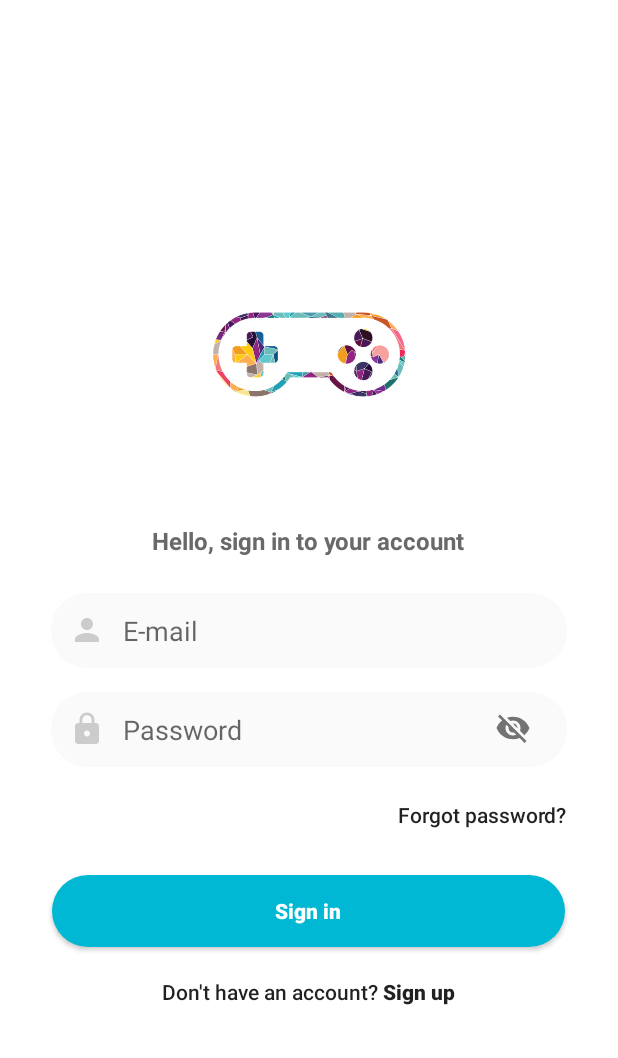
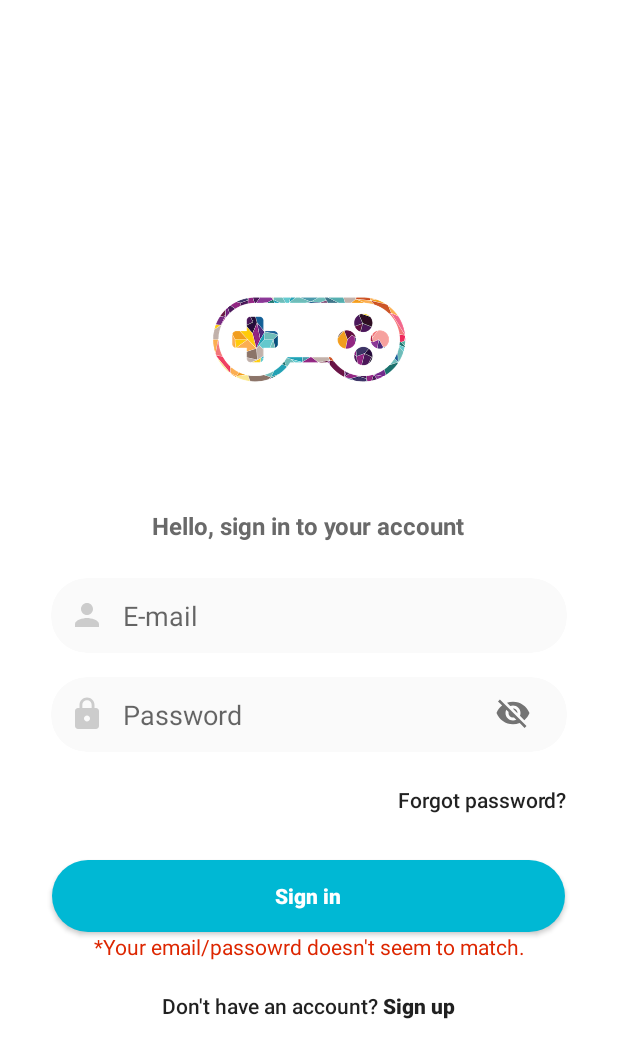
Before and after one commit to surya-teja-222/Vehicular-Pollution-Analysis-using-ML, an Android app: the LoginActivity screen opened directly, with no data from a screen before it, after a tap on "Sign in", on a phone screen of 412 x 824 dp. Shown: the top 1058 px of the screen. Run offline under Robolectric (Android 15) with nearby library versions, the light colour scheme and no system bars; Roboto replaces fonts that are not available here; 2 other taps on this screen came first.

Commit message:
incorrect password Warning Update

```diff
--- a/app/src/main/java/com/pollutionmonitor/LoginActivity.java
+++ b/app/src/main/java/com/pollutionmonitor/LoginActivity.java
@@ -26,6 +26,7 @@
 
     TextInputEditText username ;
     EditText password;
+    TextView incorrectPassword ;
 
     SharedPreferences isLoggedIn;
 
@@ -89,6 +90,8 @@
                 else{
                     System.out.println("Bro , incorrect e-mail /Password");
                     System.out.println("You Entered: Email :" + username.getText() +" , password :"+password.getText());
+                    incorrectPassword = findViewById(R.id.textView2);
+                    incorrectPassword.setVisibility(v.VISIBLE);
                 }
             }
         });
--- a/app/src/main/res/layout/activity_login.xml
+++ b/app/src/main/res/layout/activity_login.xml
@@ -68,12 +68,13 @@
                         android:drawableStart="@drawable/ic_person"
                         android:drawableLeft="@drawable/ic_person"
                         android:drawablePadding="12dp"
-                        android:inputType="textEmailAddress"
                         android:hint="@string/hint_username"
                         android:imeOptions="actionNext"
+                        android:inputType="textEmailAddress"
                         android:minWidth="320dp"
                         android:minHeight="50dp"
-                        android:singleLine="true" />
+                        android:singleLine="true"
+                        android:textColor="@color/black" />
                 </com.google.android.material.textfield.TextInputLayout>
             </androidx.cardview.widget.CardView>
 
@@ -134,6 +135,17 @@
                 android:text="@string/button_sign_in" />
 
 
+            <TextView
+                android:id="@+id/textView2"
+                android:layout_width="match_parent"
+                android:layout_height="wrap_content"
+                android:layout_gravity="center"
+                android:foregroundGravity="center"
+                android:gravity="center"
+                android:text="*Your email/passowrd doesn't seem to match."
+                android:textColor="@color/md_deep_orange_A700"
+                android:visibility="invisible" />
+
             <Button
                 android:id="@+id/button_signup"
                 style="@style/TextyButton"
```
